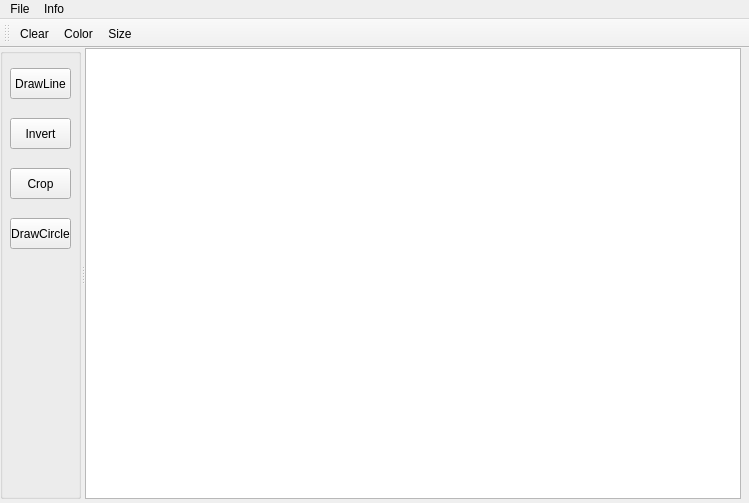
Old version of the form paint_test/mainwindow.ui in the repository SuperSolik/study-cpp-projects.
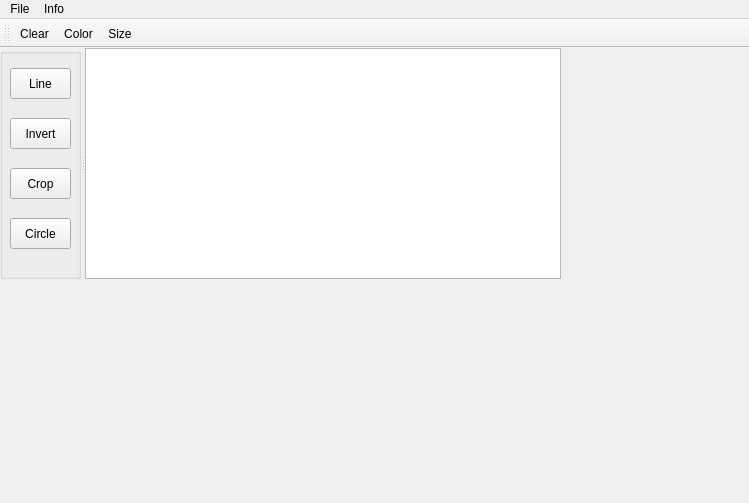
New version of the form. Icons and pictures are not drawn.

The edit to the form file:
```diff
--- a/paint_test/mainwindow.ui
+++ b/paint_test/mainwindow.ui
@@ -23,8 +23,8 @@
      <rect>
       <x>0</x>
       <y>0</y>
-      <width>741</width>
-      <height>451</height>
+      <width>561</width>
+      <height>231</height>
      </rect>
     </property>
     <property name="orientation">
@@ -56,7 +56,7 @@
        </rect>
       </property>
       <property name="text">
-       <string>DrawLine</string>
+       <string>Line</string>
       </property>
      </widget>
      <widget class="QPushButton" name="pushButton_2">
@@ -95,7 +95,7 @@
        </rect>
       </property>
       <property name="text">
-       <string>DrawCircle</string>
+       <string>Circle</string>
       </property>
      </widget>
     </widget>
```
Left out of the diff: 24 changed lines with no effect on the pictures.
